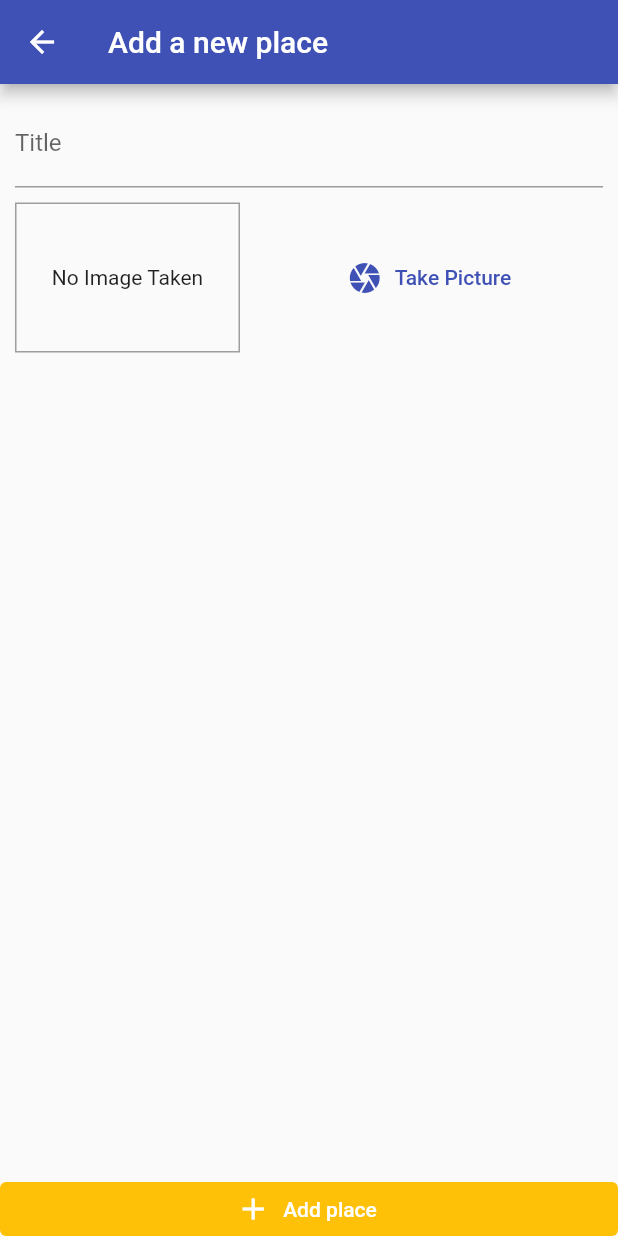
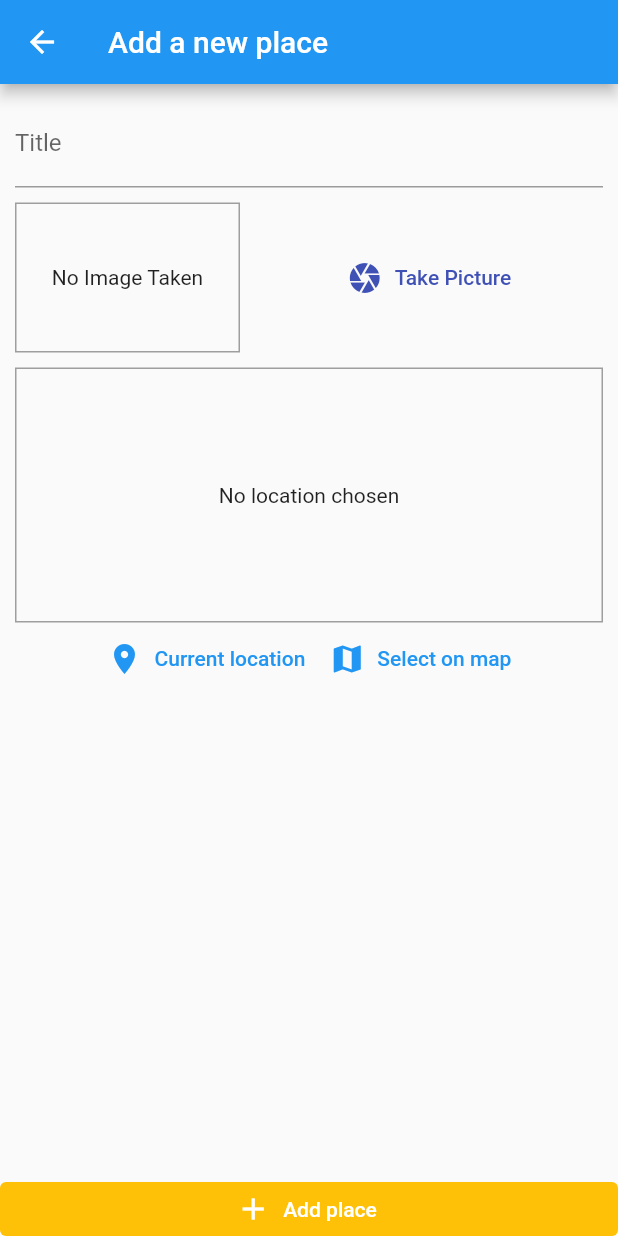
Before and after one commit to LeftTwixWand/GreatPlaces, a Flutter app: the screen it shows after launch, after a tap on the "add" icon, on a phone screen of 412 x 824 dp. Run offline on Flutter 3.47's test engine with Material 2 defaults, Android fonts, the phone set to English and light mode, and no system bars; our stand-ins replace image_picker, sqflite; accounts and stored records are empty.

Commit message:
feat: Added a markup for user location detection

```diff
--- a/lib/main.dart
+++ b/lib/main.dart
@@ -25,7 +25,8 @@ class MyApp extends StatelessWidget {
           // Notice that the counter didn't reset back to zero; the application
           // is not restarted.
           primarySwatch: Colors.indigo,
-          accentColor: Colors.amber,
+          colorScheme:
+              ColorScheme.fromSwatch().copyWith(secondary: Colors.amber),
         ),
         home: PlacesListScreen(),
         routes: {
--- a/lib/screens/add_place_screen.dart
+++ b/lib/screens/add_place_screen.dart
@@ -3,6 +3,7 @@ import 'package:flutter/material.dart';
 import 'package:provider/provider.dart';
 import '../providers/places_provider.dart';
 import '../widgets/image_input.dart';
+import '../widgets/location_input.dart';
 
 class AddPlaceScreen extends StatefulWidget {
   static const routeName = '/add-place';
@@ -52,6 +53,10 @@ class _AddPlaceScreenState extends State<AddPlaceScreen> {
                         height: 10,
                       ),
                       ImageInput(_selectImage),
+                      SizedBox(
+                        height: 10,
+                      ),
+                      LocationInput(),
                     ],
                   ),
                 ),
@@ -65,7 +70,7 @@ class _AddPlaceScreenState extends State<AddPlaceScreen> {
                 elevation: MaterialStateProperty.all(0),
                 tapTargetSize: MaterialTapTargetSize.shrinkWrap,
                 backgroundColor: MaterialStateProperty.resolveWith(
-                    (states) => Theme.of(context).accentColor),
+                    (states) => Theme.of(context).colorScheme.secondary),
               ),
             ),
           ],
--- /dev/null
+++ b/lib/widgets/location_input.dart
@@ -0,0 +1,53 @@
+import 'package:flutter/material.dart';
+
+class LocationInput extends StatefulWidget {
+  const LocationInput({Key? key}) : super(key: key);
+
+  @override
+  _LocationInputState createState() => _LocationInputState();
+}
+
+class _LocationInputState extends State<LocationInput> {
+  String _previewImageUrl = '';
+
+  @override
+  Widget build(BuildContext context) {
+    return Column(
+      children: <Widget>[
+        Container(
+          height: 170,
+          width: double.infinity,
+          alignment: Alignment.center,
+          decoration: BoxDecoration(
+            border: Border.all(width: 1, color: Colors.grey),
+          ),
+          child: _previewImageUrl == ''
+              ? Text(
+                  'No location chosen',
+                  textAlign: TextAlign.center,
+                )
+              : Image.network(
+                  _previewImageUrl,
+                  fit: BoxFit.cover,
+                  width: double.infinity,
+                ),
+        ),
+        Row(
+          mainAxisAlignment: MainAxisAlignment.center,
+          children: <Widget>[
+            TextButton.icon(
+              onPressed: () {},
+              icon: Icon(Icons.location_on),
+              label: Text('Current location'),
+            ),
+            TextButton.icon(
+              onPressed: () {},
+              icon: Icon(Icons.map),
+              label: Text('Select on map'),
+            ),
+          ],
+        )
+      ],
+    );
+  }
+}
--- a/pubspec.yaml
+++ b/pubspec.yaml
@@ -28,6 +28,7 @@ dependencies:
   path_provider: ^2.0.2
   path: ^1.8.0
   sqflite: ^2.0.0+4
+  location: ^4.3.0
 
   # The following adds the Cupertino Icons font to your application.
   # Use with the CupertinoIcons class for iOS style icons.
```
Also changed, not shown: pubspec.lock, 6 other files.
